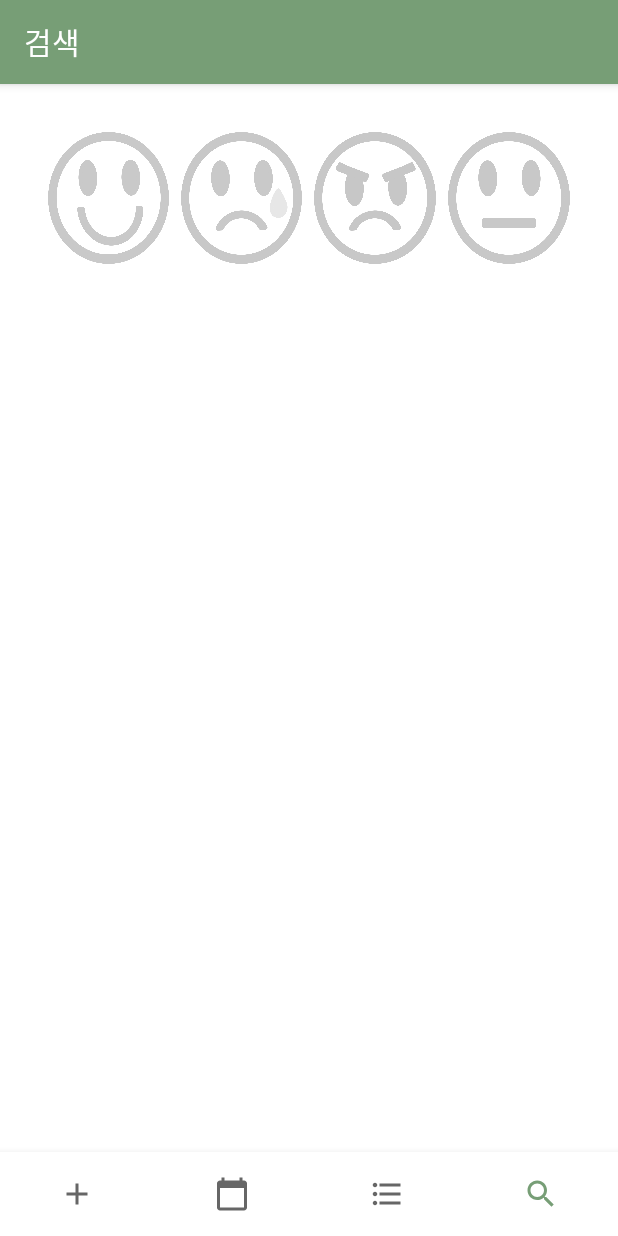
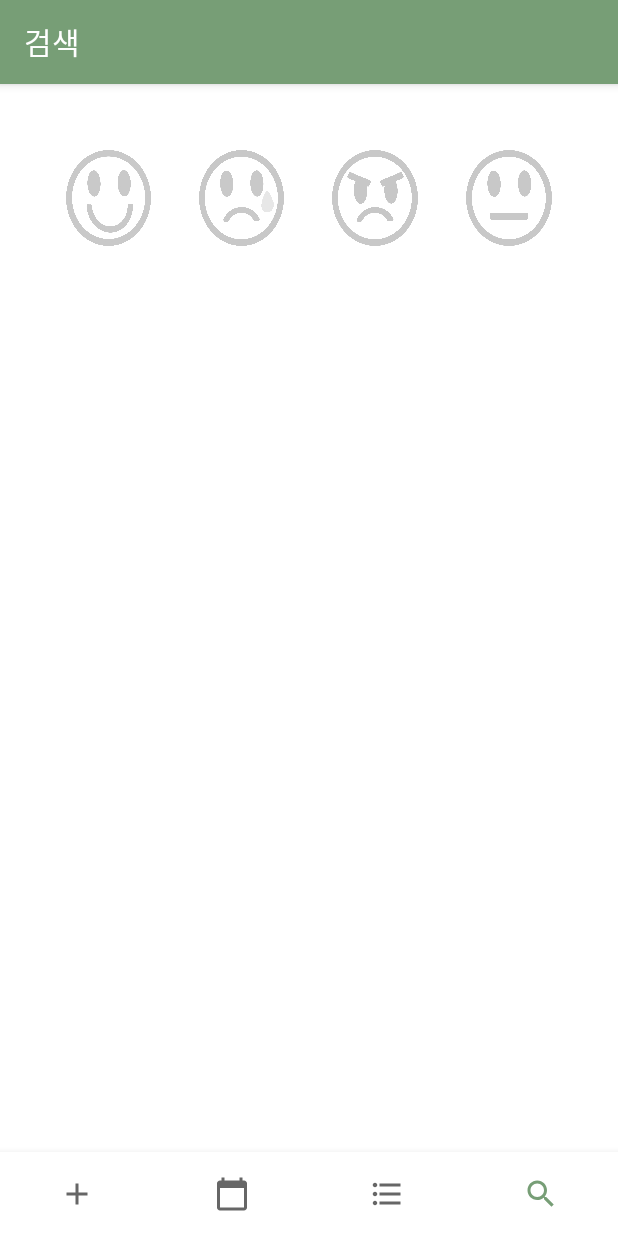
Before and after one commit to hyehh/DailyOne-Android, an Android app: the screen it shows after launch (MainActivity), item 4 of the bottom bar chosen, on a phone screen of 412 x 824 dp. Run offline under Robolectric (Android 15) with nearby library versions, the phone set to English and light mode, and no system bars.

Commit message:
Change emoji size in Search requested by HK

```diff
--- a/app/src/main/res/layout/fragment_search.xml
+++ b/app/src/main/res/layout/fragment_search.xml
@@ -15,7 +15,8 @@
         >
 
         <ToggleButton
-            android:layout_margin="4dp"
+
+            android:layout_margin="16dp"
             android:id="@+id/search_joy_button"
             android:layout_width="0dp"
             android:layout_height="wrap_content"
@@ -27,7 +28,7 @@
         </ToggleButton>
 
         <ToggleButton
-            android:layout_margin="4dp"
+            android:layout_margin="16dp"
             android:id="@+id/search_sad_button"
             android:layout_width="0dp"
             android:layout_height="wrap_content"
@@ -39,7 +40,7 @@
         </ToggleButton>
 
         <ToggleButton
-            android:layout_margin="4dp"
+            android:layout_margin="16dp"
             android:id="@+id/search_angry_button"
             android:layout_width="0dp"
             android:layout_height="wrap_content"
@@ -51,7 +52,7 @@
         </ToggleButton>
 
         <ToggleButton
-            android:layout_margin="4dp"
+            android:layout_margin="16dp"
             android:id="@+id/search_soso_button"
             android:layout_width="0dp"
             android:layout_height="wrap_content"
```
